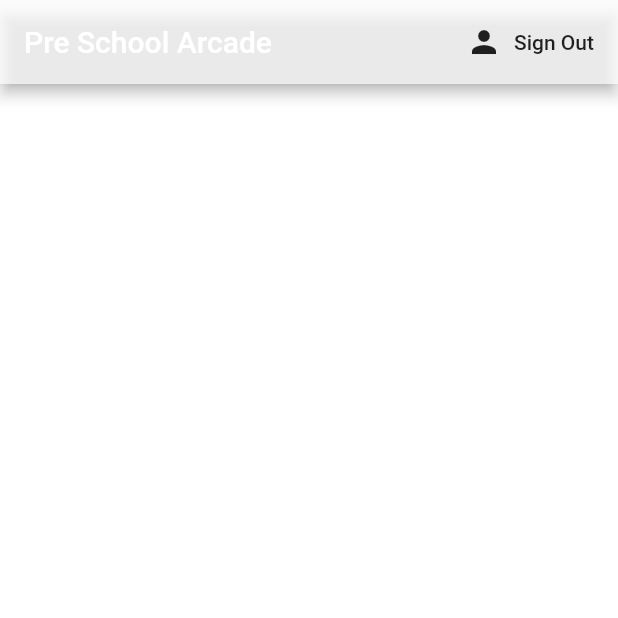
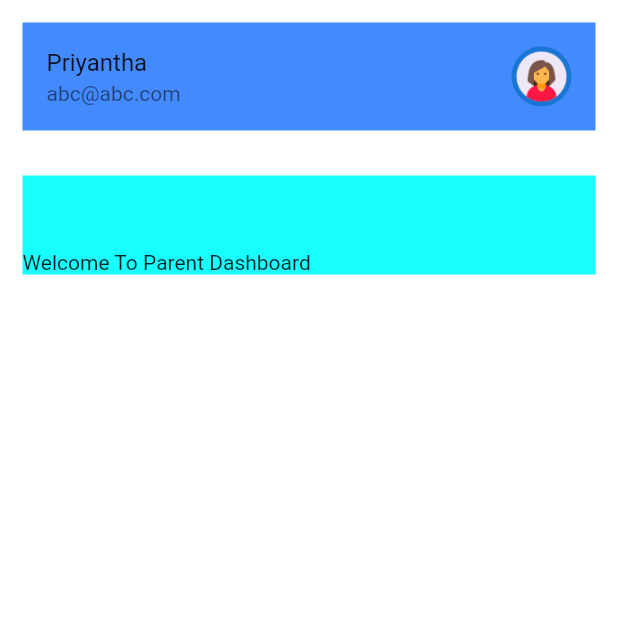
Before and after one commit to priyanthabuddhika/preschoolapp, a Flutter app: the screen it shows once a user with an empty profile is signed in, on a phone screen of 412 x 824 dp, the top half of it. Run offline on Flutter 3.47's test engine with Material 2 defaults, Android fonts, the phone set to English and light mode, and no system bars; our stand-ins replace firebase_auth; accounts and stored records are empty.

```diff
--- a/preschool_app/lib/screens/screens/home/home.dart
+++ b/preschool_app/lib/screens/screens/home/home.dart
@@ -5,9 +5,52 @@ class Home extends StatelessWidget {
   @override
   Widget build(BuildContext context) {
     final _auth = AuthService();
-    return Scaffold(
+    return SafeArea(
+      child: Scaffold(
         backgroundColor: Colors.white,
-      appBar: AppBar(
+        body: HomeScreen(),
+      ),
+    );
+  }
+}
+
+class HomeScreen extends StatefulWidget {
+  @override
+  _HomeScreenState createState() => _HomeScreenState();
+}
+
+class _HomeScreenState extends State<HomeScreen> {
+  @override
+  Widget build(BuildContext context) {
+    return SingleChildScrollView(
+      child: Column(
+        crossAxisAlignment: CrossAxisAlignment.stretch,
+        children: <Widget>[
+          Container(
+            margin: EdgeInsets.all(15.0),
+            color: Colors.blueAccent[200],
+            child: ListTile(
+              title: Text('Priyantha'),
+              subtitle: Text('abc@abc.com'),
+              trailing: CircleAvatar(
+                radius: 20.0,
+                backgroundImage: AssetImage('images/profile.png'),
+              ),
+            ),
+          ),
+          Container(
+            margin: EdgeInsets.all(15.0),
+            padding: EdgeInsets.fromLTRB(0, 50, 20, 0),
+            color: Colors.cyanAccent,
+            child: Text('Welcome To Parent Dashboard'),
+          ),
+        ],
+      ),
+    );
+  }
+}
+
+/* appBar: AppBar(
           title: Text('Pre School Arcade'),
           backgroundColor: Colors.white70,
           actions: <Widget>[
@@ -21,6 +64,11 @@ class Home extends StatelessWidget {
             )
           ],
         ),
-    );
-  }
-}
+
+
+
+
+
+
+
+       */
```
Also changed, not shown: preschool_app/images/profile.png (added), preschool_app/pubspec.lock, 5 other files. Lines whose indentation alone changed are shown as unchanged.
